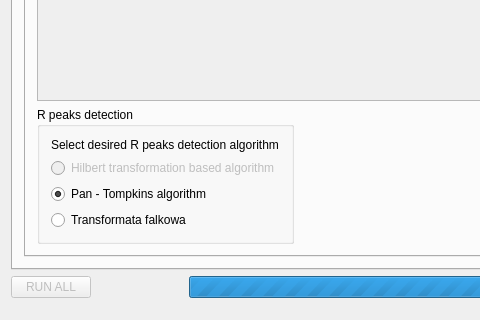
This is EKG/Views/airecgmain.ui in qwerty90/ProjektEKG as Qt 5 draws it before an edit; both pictures show x 0 to 480 and y 448 to 768 of the 1100 by 768 pixel window. The edited form follows.
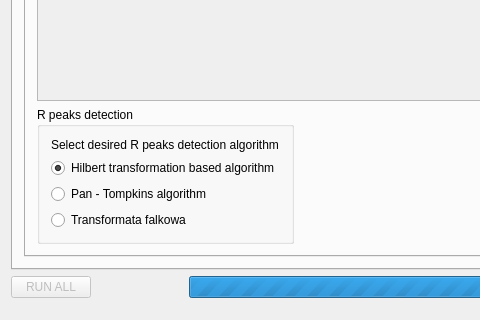
This is the edited form. The open tabs and pages were chosen to show the change. Icons and pictures are not drawn.

Commit message: GUI R peaki i interpolacja w sigedr

```diff
--- a/EKG/Views/airecgmain.ui
+++ b/EKG/Views/airecgmain.ui
@@ -865,16 +865,16 @@
                    <item>
                     <widget class="QRadioButton" name="Hilbert_radiobutton">
                      <property name="enabled">
-                      <bool>false</bool>
+                      <bool>true</bool>
                      </property>
                      <property name="text">
                       <string>Hilbert transformation based algorithm</string>
                      </property>
                      <property name="checkable">
-                      <bool>false</bool>
+                      <bool>true</bool>
                      </property>
                      <property name="checked">
-                      <bool>false</bool>
+                      <bool>true</bool>
                      </property>
                     </widget>
                    </item>
@@ -884,7 +884,7 @@
                       <string>Pan - Tompkins algorithm</string>
                      </property>
                      <property name="checked">
-                      <bool>true</bool>
+                      <bool>false</bool>
                      </property>
                     </widget>
                    </item>
```
Left out of the diff: 28 changed lines with no effect on the pictures. The commit also changes 1 other file.
